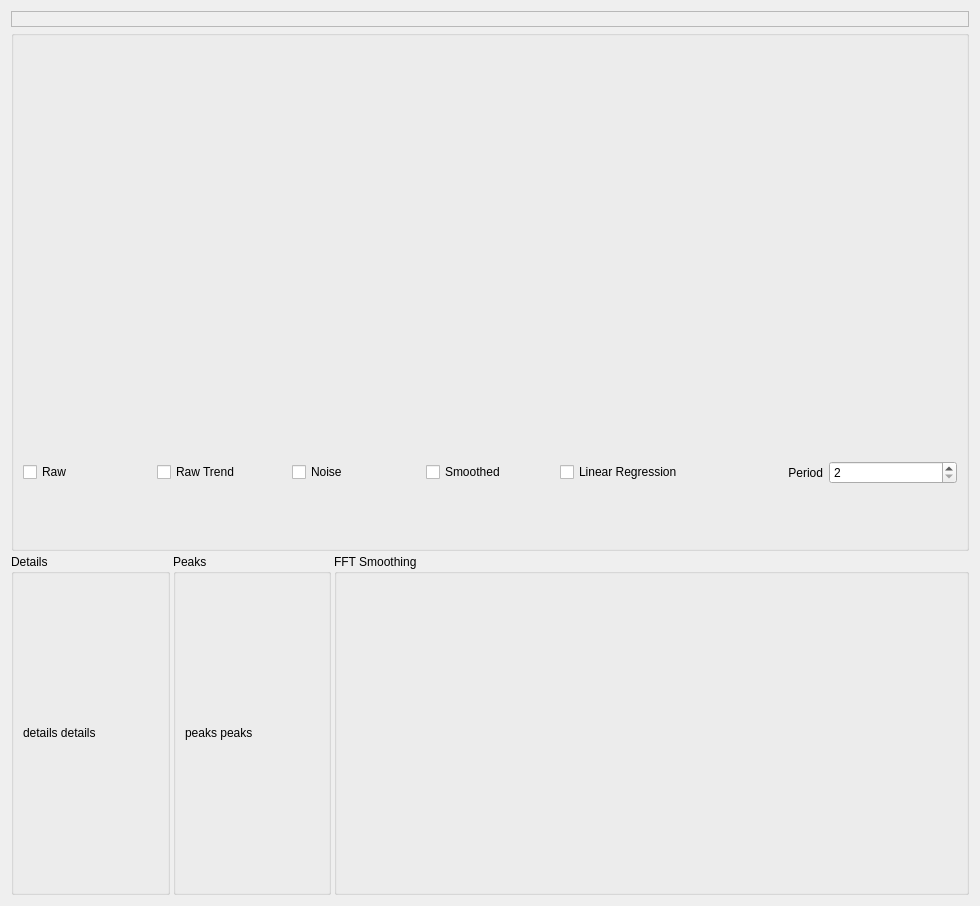
Before: the Qt Designer form lpecprep/analysis.ui in murveit/lpecprep, drawn with Qt 5.
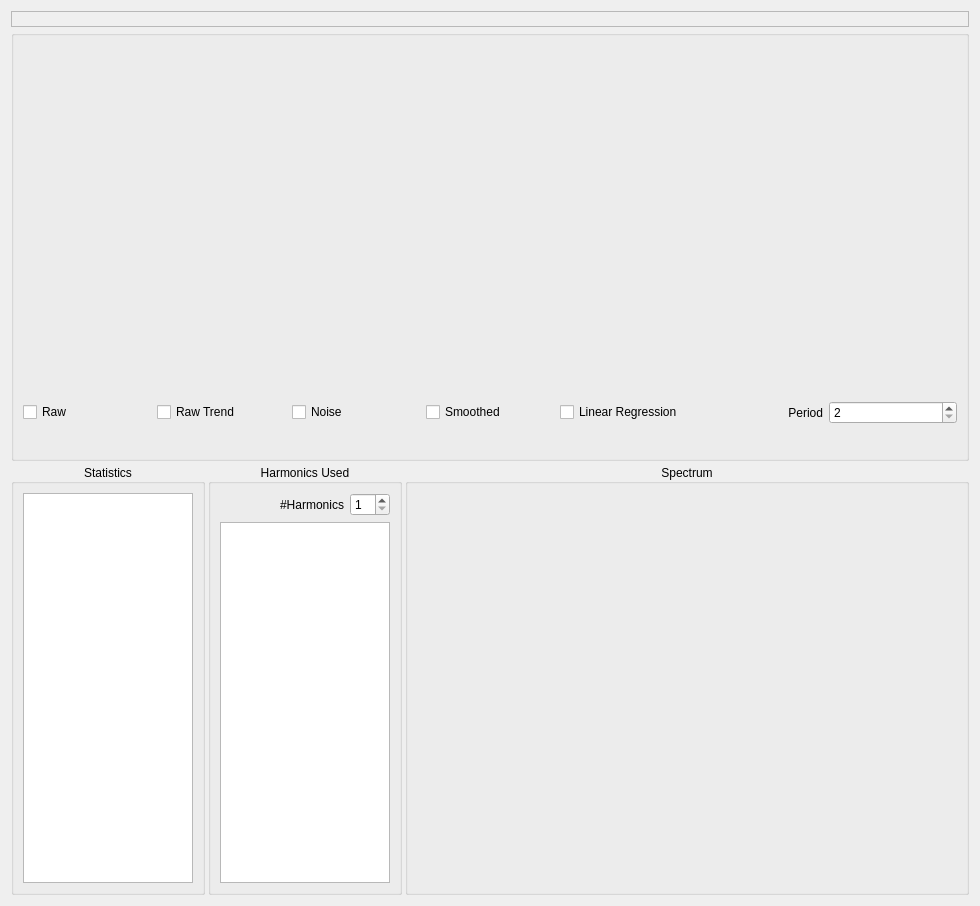
After: the same form once the commit is applied. Custom widgets are drawn as their Qt base class.

Commit message: stats, harmonics, scaling, etc

What changed in the file:
```diff
--- a/lpecprep/analysis.ui
+++ b/lpecprep/analysis.ui
@@ -168,19 +168,37 @@
      <item>
       <widget class="QGroupBox" name="detailsBox">
        <property name="sizePolicy">
-        <sizepolicy hsizetype="Preferred" vsizetype="Preferred">
-         <horstretch>1</horstretch>
+        <sizepolicy hsizetype="Fixed" vsizetype="Preferred">
+         <horstretch>0</horstretch>
          <verstretch>0</verstretch>
         </sizepolicy>
        </property>
        <property name="title">
-        <string>Details</string>
+        <string>Statistics</string>
        </property>
-       <layout class="QVBoxLayout" name="detailsLayout">
+       <property name="alignment">
+        <set>Qt::AlignCenter</set>
+       </property>
+       <layout class="QVBoxLayout" name="StatisticsLayout">
         <item>
-         <widget class="QLabel" name="detailsLabel">
-          <property name="text">
-           <string>details details</string>
+         <widget class="QTableWidget" name="statisticsTable">
+          <property name="sizePolicy">
+           <sizepolicy hsizetype="MinimumExpanding" vsizetype="MinimumExpanding">
+            <horstretch>0</horstretch>
+            <verstretch>0</verstretch>
+           </sizepolicy>
+          </property>
+          <property name="maximumSize">
+           <size>
+            <width>170</width>
+            <height>16777215</height>
+           </size>
+          </property>
+          <property name="verticalScrollBarPolicy">
+           <enum>Qt::ScrollBarAsNeeded</enum>
+          </property>
+          <property name="horizontalScrollBarPolicy">
+           <enum>Qt::ScrollBarAsNeeded</enum>
           </property>
          </widget>
         </item>
@@ -190,19 +208,73 @@
      <item>
       <widget class="QGroupBox" name="peaksBox">
        <property name="sizePolicy">
-        <sizepolicy hsizetype="Preferred" vsizetype="Preferred">
-         <horstretch>1</horstretch>
+        <sizepolicy hsizetype="Fixed" vsizetype="Preferred">
+         <horstretch>0</horstretch>
          <verstretch>0</verstretch>
         </sizepolicy>
        </property>
        <property name="title">
-        <string>Peaks</string>
+        <string>Harmonics Used</string>
+       </property>
+       <property name="alignment">
+        <set>Qt::AlignCenter</set>
        </property>
        <layout class="QVBoxLayout" name="peaksLayout">
         <item>
-         <widget class="QLabel" name="peaksLabel">
-          <property name="text">
-           <string>peaks peaks</string>
+         <layout class="QHBoxLayout" name="numHarmonicsLayout">
+          <item>
+           <widget class="QLabel" name="numHarmonicsLabel">
+            <property name="sizePolicy">
+             <sizepolicy hsizetype="Minimum" vsizetype="Preferred">
+              <horstretch>0</horstretch>
+              <verstretch>0</verstretch>
+             </sizepolicy>
+            </property>
+            <property name="text">
+             <string>#Harmonics</string>
+            </property>
+            <property name="alignment">
+             <set>Qt::AlignRight|Qt::AlignTrailing|Qt::AlignVCenter</set>
+            </property>
+           </widget>
+          </item>
+          <item>
+           <widget class="QSpinBox" name="harmonicsSpinbox">
+            <property name="maximumSize">
+             <size>
+              <width>40</width>
+              <height>16777215</height>
+             </size>
+            </property>
+            <property name="minimum">
+             <number>1</number>
+            </property>
+            <property name="maximum">
+             <number>10</number>
+            </property>
+           </widget>
+          </item>
+         </layout>
+        </item>
+        <item>
+         <widget class="QTableWidget" name="peaksTable">
+          <property name="sizePolicy">
+           <sizepolicy hsizetype="MinimumExpanding" vsizetype="MinimumExpanding">
+            <horstretch>0</horstretch>
+            <verstretch>0</verstretch>
+           </sizepolicy>
+          </property>
+          <property name="maximumSize">
+           <size>
+            <width>170</width>
+            <height>16777215</height>
+           </size>
+          </property>
+          <property name="verticalScrollBarPolicy">
+           <enum>Qt::ScrollBarAsNeeded</enum>
+          </property>
+          <property name="horizontalScrollBarPolicy">
+           <enum>Qt::ScrollBarAsNeeded</enum>
           </property>
          </widget>
         </item>
@@ -224,7 +296,10 @@
         </size>
        </property>
        <property name="title">
-        <string>FFT Smoothing</string>
+        <string>Spectrum</string>
+       </property>
+       <property name="alignment">
+        <set>Qt::AlignCenter</set>
        </property>
        <layout class="QVBoxLayout" name="verticalLayout_6">
         <item>
```
Left out of the diff: 2 changed lines with no effect on the pictures. The commit also changes 8 other files.
